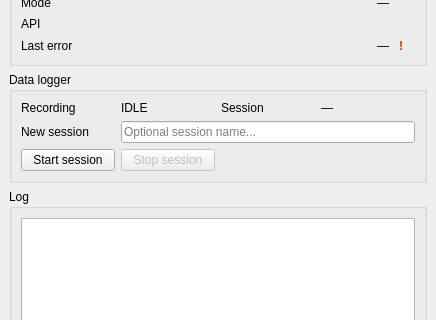
The window that gui/src/mainwindow.ui (MlodyGi512/ironsoft) describes before a commit, drawn with Qt 5; both pictures show x 0 to 436 and y 264 to 584 of the 436 by 695 pixel window.
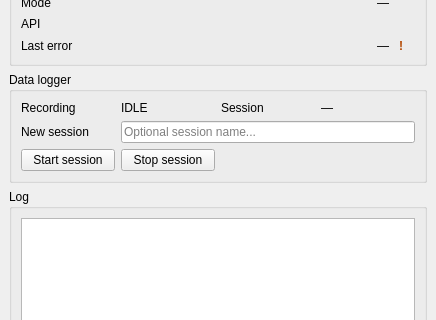
The same window after the commit.

Commit message: gui: subscribe ekinox topics + fix logger stop enable

Patch:
```diff
--- a/gui/src/mainwindow.ui
+++ b/gui/src/mainwindow.ui
@@ -258,7 +258,6 @@
        <item row="2" column="1">
         <widget class="QPushButton" name="btnLoggerStop">
          <property name="text"><string>Stop session</string></property>
-         <property name="enabled"><bool>false</bool></property>
         </widget>
        </item>
       </layout>
```
The commit also changes 4 other files.
